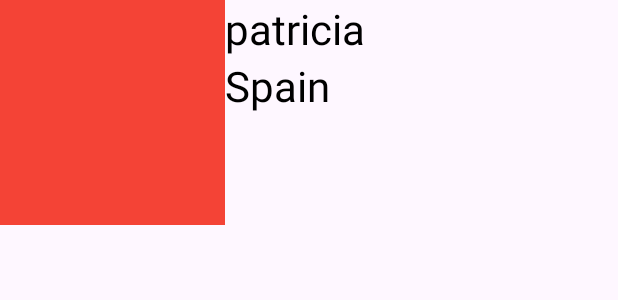
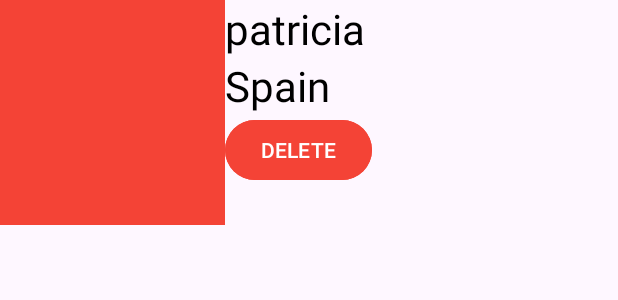
Before and after one commit to patriesp95/RandomUser, an Android app: the layout item_favorite.xml on its own in the app's theme, with its tools: preview values and no code run, on a phone screen of 412 x 824 dp. Shown: the top 300 px of the screen. Run offline under Robolectric (Android 15) with nearby library versions, the phone set to English and light mode, and no system bars; network calls fail.

Commit message:
develop rv delete item functionality

```diff
--- a/app/src/main/java/com/example/randomuserapp/data/RandomUserRepositoryImpl.kt
+++ b/app/src/main/java/com/example/randomuserapp/data/RandomUserRepositoryImpl.kt
@@ -23,7 +23,11 @@ class RandomUserRepositoryImpl @Inject constructor(
         favoriteRandomUserLocalDataSource.save(favoriteUser.entityToDomain())
     }
 
-    override suspend fun clearRandomFavoriteUser() {
+    override suspend fun clearRandomFavoriteUsers() {
         favoriteRandomUserLocalDataSource.clear()
     }
+
+    override fun clearRandomFavoriteUser(favoriteUser: RandomUserEntity) {
+        favoriteRandomUserLocalDataSource.deleteUser(favoriteUser.entityToDomain())
+    }
 }
--- a/app/src/main/java/com/example/randomuserapp/data/database/dao/RandomUserDao.kt
+++ b/app/src/main/java/com/example/randomuserapp/data/database/dao/RandomUserDao.kt
@@ -17,4 +17,7 @@ interface RandomUserDao {
 
     @Query("DELETE FROM favorite_user_table")
     suspend fun deleteAllRandomFavoriteUsers()
+
+    @Query("DELETE FROM favorite_user_table WHERE image =:image and name =:name and country=:country")
+    fun deleteRandomFavoriteUser(image: String, name: String, country: String)
 }
--- a/app/src/main/java/com/example/randomuserapp/data/datasource/favorite/local/FavoriteRandomUserLocalDataSource.kt
+++ b/app/src/main/java/com/example/randomuserapp/data/datasource/favorite/local/FavoriteRandomUserLocalDataSource.kt
@@ -10,4 +10,6 @@ interface FavoriteRandomUserLocalDataSource {
     suspend fun save(favoriteRandomUser: RandomUserModel)
 
     suspend fun clear()
+
+    fun deleteUser(favoriteRandomUser: RandomUserModel)
 }
--- a/app/src/main/java/com/example/randomuserapp/domain/RandomUserRepository.kt
+++ b/app/src/main/java/com/example/randomuserapp/domain/RandomUserRepository.kt
@@ -8,5 +8,6 @@ interface RandomUserRepository {
     val favoriteUserList: Flow<List<RandomUserModel>>
     suspend fun getRandomUserFromApi(): RandomUserModel
     suspend fun insertRandomFavoriteUser(favoriteUser: RandomUserEntity)
-    suspend fun clearRandomFavoriteUser()
+    suspend fun clearRandomFavoriteUsers()
+    fun clearRandomFavoriteUser(favoriteUser: RandomUserEntity)
 }
--- a/app/src/main/java/com/example/randomuserapp/ui/favorite/FavoriteViewModel.kt
+++ b/app/src/main/java/com/example/randomuserapp/ui/favorite/FavoriteViewModel.kt
@@ -3,6 +3,7 @@ package com.example.randomuserapp.ui.favorite
 import androidx.lifecycle.ViewModel
 import androidx.lifecycle.viewModelScope
 import com.example.randomuserapp.domain.model.RandomUserModel
+import com.example.randomuserapp.domain.usecase.DeleteFavoriteUserUseCase
 import com.example.randomuserapp.domain.usecase.GetFavoriteRandomUserUseCase
 import com.example.randomuserapp.domain.usecase.InsertFavoriteUserUseCase
 import com.example.randomuserapp.ui.state.UiState
@@ -18,6 +19,7 @@ import javax.inject.Inject
 class FavoriteViewModel @Inject constructor(
     private val getFavoriteRandomUserUseCase: GetFavoriteRandomUserUseCase,
     private val insertFavoriteUserUseCase: InsertFavoriteUserUseCase,
+    private val deleteFavoriteUserUseCase: DeleteFavoriteUserUseCase
 ) :
     ViewModel() {
 
@@ -43,4 +45,8 @@ class FavoriteViewModel @Inject constructor(
             insertFavoriteUserUseCase(favoriteUser)
         }
     }
+
+    fun deleteFavoriteUser(favoriteUser: RandomUserModel){
+        deleteFavoriteUserUseCase(favoriteUser)
+    }
 }
--- a/app/src/main/res/layout/item_favorite.xml
+++ b/app/src/main/res/layout/item_favorite.xml
@@ -33,4 +33,14 @@
         app:layout_constraintTop_toBottomOf="@+id/tvTitle"
         app:layout_constraintStart_toEndOf="@+id/ivFavorite"/>
 
+    <Button
+        android:id="@+id/btnDeleteUser"
+        android:text="@string/delete"
+        android:layout_width="wrap_content"
+        android:layout_height="wrap_content"
+        app:layout_constraintTop_toBottomOf="@id/tvCountry"
+        app:layout_constraintStart_toEndOf="@id/ivFavorite"
+        android:backgroundTint="@color/red"/>
+
+
 </androidx.constraintlayout.widget.ConstraintLayout>
--- a/app/src/main/res/values/strings.xml
+++ b/app/src/main/res/values/strings.xml
@@ -13,4 +13,5 @@
 
     <!-- Favorite Fragment -->
     <string name="filter">Filter by name</string>
+    <string name="delete">DELETE</string>
 </resources>
```
Also changed, not shown: app/src/main/java/com/example/randomuserapp/data/datasource/favorite/local/FavoriteRandomUserLocalDataSourceImpl.kt (+9 -1 lines), app/src/main/java/com/example/randomuserapp/domain/usecase/DeleteFavoriteUserUseCase.kt (added, +11 -0 lines), app/src/main/java/com/example/randomuserapp/ui/favorite/FavoriteFragment.kt (+7 -0 lines).
